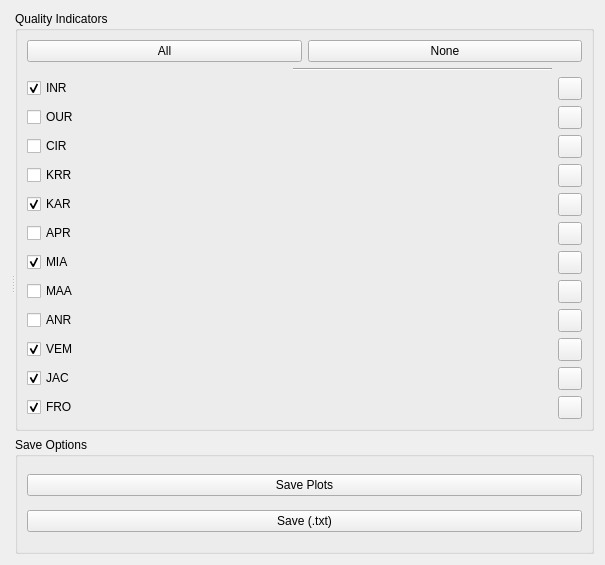
Before: the Qt Designer form src/meshfullmetricswidget.ui in DanielaCabiddu/PEMesh.2, drawn with Qt 5.
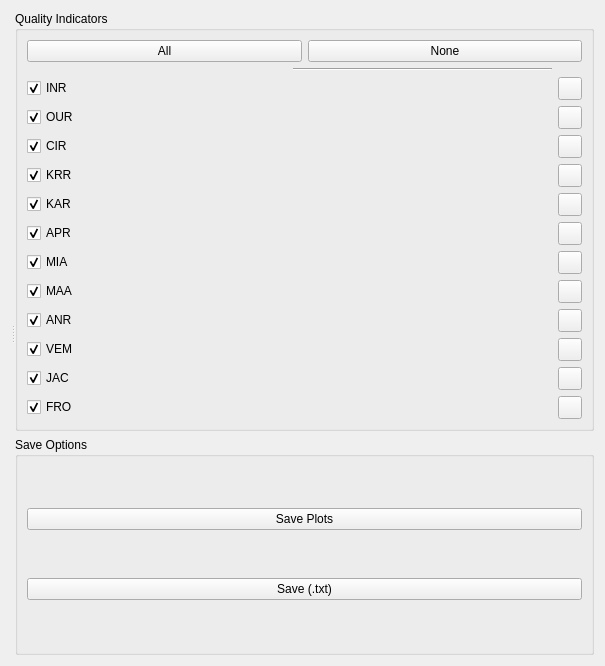
After: the same form once the commit is applied. Icons and pictures are not drawn.

What changed in the file:
```diff
--- a/src/meshfullmetricswidget.ui
+++ b/src/meshfullmetricswidget.ui
@@ -7,7 +7,7 @@
     <x>0</x>
     <y>0</y>
     <width>605</width>
-    <height>565</height>
+    <height>666</height>
    </rect>
   </property>
   <property name="sizePolicy">
@@ -133,7 +133,7 @@
              <string>APR</string>
             </property>
             <property name="checked">
-             <bool>false</bool>
+             <bool>true</bool>
             </property>
            </widget>
           </item>
@@ -157,7 +157,7 @@
              <string>OUR</string>
             </property>
             <property name="checked">
-             <bool>false</bool>
+             <bool>true</bool>
             </property>
            </widget>
           </item>
@@ -216,7 +216,7 @@
              <string>MAA</string>
             </property>
             <property name="checked">
-             <bool>false</bool>
+             <bool>true</bool>
             </property>
            </widget>
           </item>
@@ -233,7 +233,7 @@
              <string>ANR</string>
             </property>
             <property name="checked">
-             <bool>false</bool>
+             <bool>true</bool>
             </property>
            </widget>
           </item>
@@ -243,7 +243,7 @@
              <string>KRR</string>
             </property>
             <property name="checked">
-             <bool>false</bool>
+             <bool>true</bool>
             </property>
            </widget>
           </item>
@@ -277,7 +277,7 @@
              <string>CIR</string>
             </property>
             <property name="checked">
-             <bool>false</bool>
+             <bool>true</bool>
             </property>
            </widget>
           </item>
```
